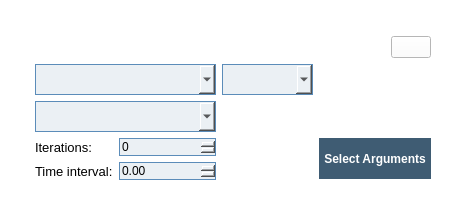
Above: ui/Instruction.ui from DaniCaballero/ide before the change. Below: the same form after it.
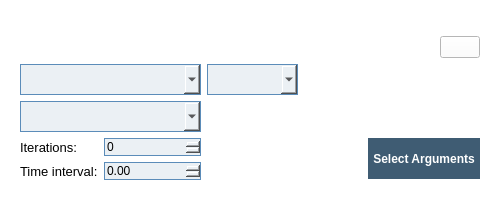
That is the form after the change.

Diff of the .ui file:
```diff
--- a/ui/Instruction.ui
+++ b/ui/Instruction.ui
@@ -6,7 +6,7 @@
    <rect>
     <x>0</x>
     <y>0</y>
-    <width>466</width>
+    <width>500</width>
     <height>217</height>
    </rect>
   </property>
@@ -26,7 +26,7 @@
    <item>
     <widget class="QWidget" name="widget" native="true">
      <property name="sizePolicy">
-      <sizepolicy hsizetype="Fixed" vsizetype="Fixed">
+      <sizepolicy hsizetype="Preferred" vsizetype="Fixed">
        <horstretch>0</horstretch>
        <verstretch>0</verstretch>
       </sizepolicy>
```
